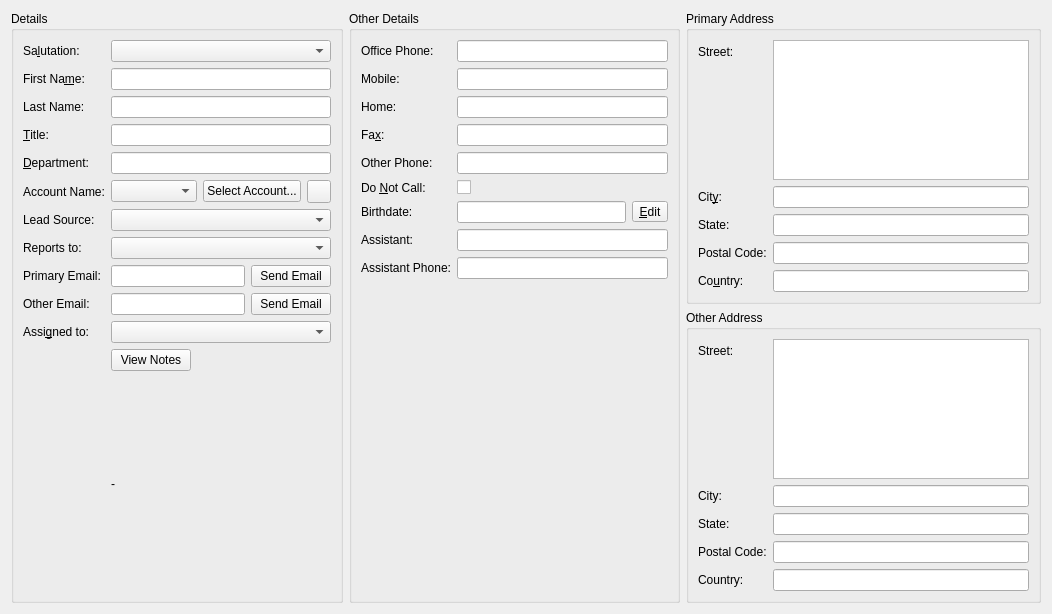
The window that client/src/details/contactdetails.ui (KDAB/FatCRM) describes before a commit, drawn with Qt 5.
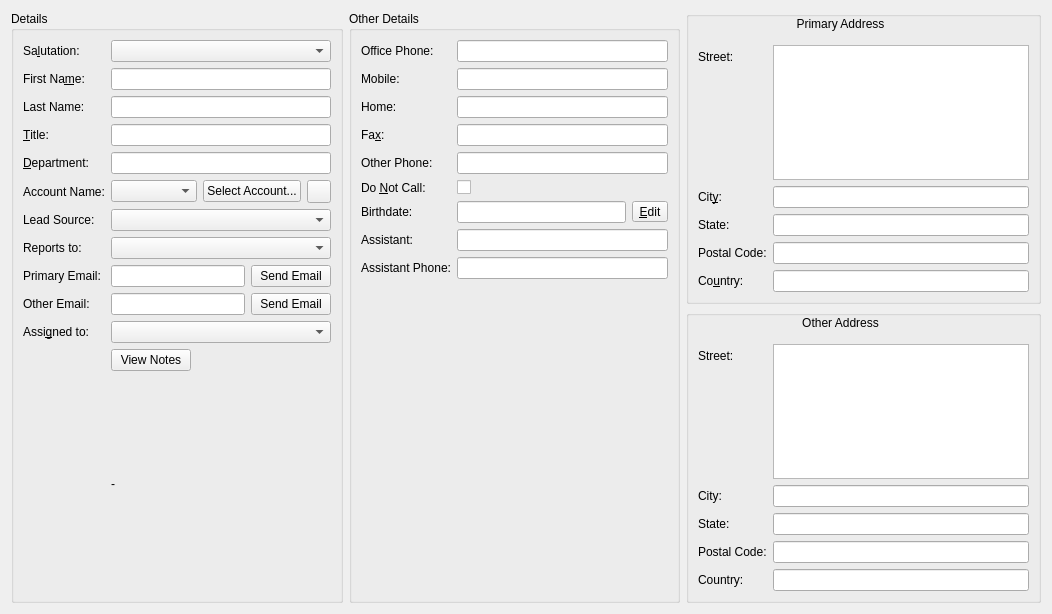
The same window after the commit. Icons and pictures are not drawn. Custom widgets are drawn as their Qt base class.

Commit message:
Added a button that allows to copy full address
Created a function to copy the full address from a group of fields

Fixes: FATCRM-183

```diff
--- a/client/src/details/contactdetails.ui
+++ b/client/src/details/contactdetails.ui
@@ -391,12 +391,15 @@
     </widget>
    </item>
    <item row="0" column="2">
-    <widget class="QGroupBox" name="groupBox_3">
+    <widget class="QGroupBox" name="primaryAddressGroupBox">
      <property name="title">
-      <string>Primary Address</string>
+      <string/>
      </property>
      <layout class="QFormLayout" name="formLayout_3">
-      <item row="0" column="0">
+      <property name="topMargin">
+       <number>0</number>
+      </property>
+      <item row="1" column="0">
        <widget class="QLabel" name="label_18">
         <property name="text">
          <string>Street:</string>
@@ -406,10 +409,10 @@
         </property>
        </widget>
       </item>
-      <item row="0" column="1">
+      <item row="1" column="1">
        <widget class="BetterPlainTextEdit" name="primaryAddressStreet"/>
       </item>
-      <item row="1" column="0">
+      <item row="2" column="0">
        <widget class="QLabel" name="label_19">
         <property name="text">
          <string>Cit&amp;y:</string>
@@ -419,10 +422,10 @@
         </property>
        </widget>
       </item>
-      <item row="1" column="1">
+      <item row="2" column="1">
        <widget class="QLineEdit" name="primaryAddressCity"/>
       </item>
-      <item row="2" column="0">
+      <item row="3" column="0">
        <widget class="QLabel" name="label_20">
         <property name="text">
          <string>State:</string>
@@ -432,10 +435,10 @@
         </property>
        </widget>
       </item>
-      <item row="2" column="1">
+      <item row="3" column="1">
        <widget class="QLineEdit" name="primaryAddressState"/>
       </item>
-      <item row="3" column="0">
+      <item row="4" column="0">
        <widget class="QLabel" name="label_21">
         <property name="text">
          <string>Postal Code:</string>
@@ -445,10 +448,10 @@
         </property>
        </widget>
       </item>
-      <item row="3" column="1">
+      <item row="4" column="1">
        <widget class="QLineEdit" name="primaryAddressPostalcode"/>
       </item>
-      <item row="4" column="0">
+      <item row="5" column="0">
        <widget class="QLabel" name="label_22">
         <property name="text">
          <string>Co&amp;untry:</string>
@@ -458,19 +461,59 @@
         </property>
        </widget>
       </item>
-      <item row="4" column="1">
+      <item row="5" column="1">
        <widget class="QLineEdit" name="primaryAddressCountry"/>
       </item>
+      <item row="0" column="0" colspan="2">
+       <layout class="QHBoxLayout" name="horizontalLayout_6">
+        <item>
+         <widget class="QLabel" name="label_32">
+          <property name="text">
+           <string>Primary Address</string>
+          </property>
+          <property name="alignment">
+           <set>Qt::AlignHCenter|Qt::AlignTop</set>
+          </property>
+          <property name="margin">
+           <number>3</number>
+          </property>
+         </widget>
+        </item>
+        <item>
+         <widget class="QPushButton" name="copyPrimaryAddressButton">
+          <property name="sizePolicy">
+           <sizepolicy hsizetype="Fixed" vsizetype="Fixed">
+            <horstretch>0</horstretch>
+            <verstretch>0</verstretch>
+           </sizepolicy>
+          </property>
+          <property name="text">
+           <string/>
+          </property>
+          <property name="icon">
+           <iconset theme="edit-copy">
+            <normaloff>.</normaloff>.</iconset>
+          </property>
+          <property name="flat">
+           <bool>true</bool>
+          </property>
+         </widget>
+        </item>
+       </layout>
+      </item>
      </layout>
     </widget>
    </item>
    <item row="1" column="2">
-    <widget class="QGroupBox" name="groupBox_4">
+    <widget class="QGroupBox" name="otherAddressGroupBox">
      <property name="title">
-      <string>Other Address</string>
+      <string/>
      </property>
      <layout class="QFormLayout" name="formLayout_4">
-      <item row="0" column="0">
+      <property name="topMargin">
+       <number>0</number>
+      </property>
+      <item row="1" column="0">
        <widget class="QLabel" name="label_23">
         <property name="text">
          <string>Street:</string>
@@ -480,10 +523,10 @@
         </property>
        </widget>
       </item>
-      <item row="0" column="1">
+      <item row="1" column="1">
        <widget class="BetterPlainTextEdit" name="altAddressStreet"/>
       </item>
-      <item row="1" column="0">
+      <item row="2" column="0">
        <widget class="QLabel" name="label_24">
         <property name="text">
          <string>City:</string>
@@ -493,10 +536,10 @@
         </property>
        </widget>
       </item>
-      <item row="1" column="1">
+      <item row="2" column="1">
        <widget class="QLineEdit" name="altAddressCity"/>
       </item>
-      <item row="2" column="0">
+      <item row="3" column="0">
        <widget class="QLabel" name="label_25">
         <property name="text">
          <string>State:</string>
@@ -506,10 +549,10 @@
         </property>
        </widget>
       </item>
-      <item row="2" column="1">
+      <item row="3" column="1">
        <widget class="QLineEdit" name="altAddressState"/>
       </item>
-      <item row="3" column="0">
+      <item row="4" column="0">
        <widget class="QLabel" name="label_26">
         <property name="text">
          <string>Postal Code:</string>
@@ -519,10 +562,10 @@
         </property>
        </widget>
       </item>
-      <item row="3" column="1">
+      <item row="4" column="1">
        <widget class="QLineEdit" name="altAddressPostalcode"/>
       </item>
-      <item row="4" column="0">
+      <item row="5" column="0">
        <widget class="QLabel" name="label_27">
         <property name="text">
          <string>Country:</string>
@@ -532,9 +575,46 @@
         </property>
        </widget>
       </item>
-      <item row="4" column="1">
+      <item row="5" column="1">
        <widget class="QLineEdit" name="altAddressCountry"/>
       </item>
+      <item row="0" column="0" colspan="2">
+       <layout class="QHBoxLayout" name="horizontalLayout_5">
+        <item>
+         <widget class="QLabel" name="label_8">
+          <property name="text">
+           <string>Other Address</string>
+          </property>
+          <property name="alignment">
+           <set>Qt::AlignHCenter|Qt::AlignTop</set>
+          </property>
+          <property name="margin">
+           <number>3</number>
+          </property>
+         </widget>
+        </item>
+        <item>
+         <widget class="QPushButton" name="copyOtherAddressButton">
+          <property name="sizePolicy">
+           <sizepolicy hsizetype="Fixed" vsizetype="Fixed">
+            <horstretch>0</horstretch>
+            <verstretch>0</verstretch>
+           </sizepolicy>
+          </property>
+          <property name="text">
+           <string/>
+          </property>
+          <property name="icon">
+           <iconset theme="edit-copy">
+            <normaloff>.</normaloff>.</iconset>
+          </property>
+          <property name="flat">
+           <bool>true</bool>
+          </property>
+         </widget>
+        </item>
+       </layout>
+      </item>
      </layout>
     </widget>
    </item>
```
The commit also changes 7 other files.
